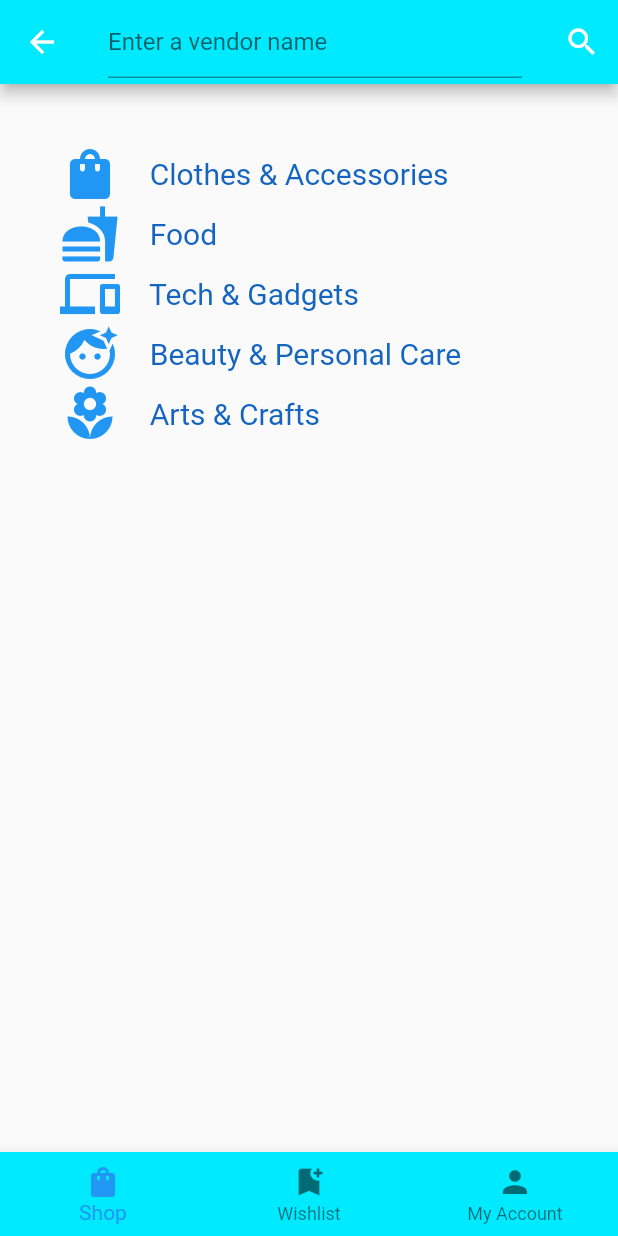
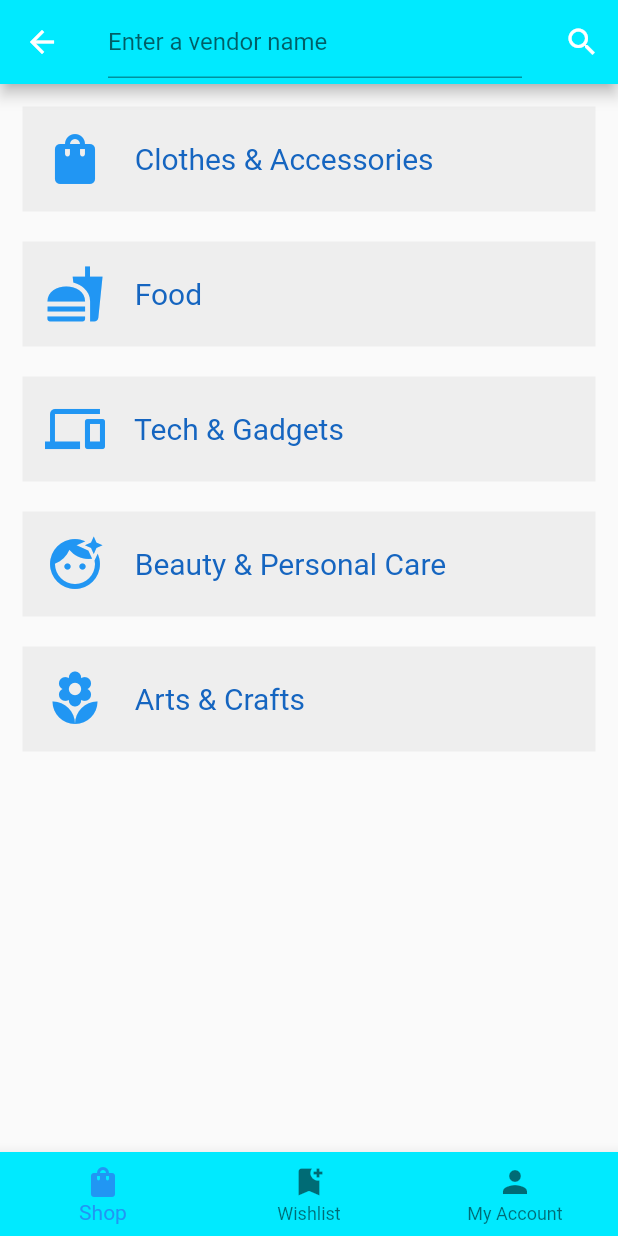
Before and after one commit to valdodotcom/COE356-VorTech, a Flutter app: the ShopPage screen opened directly, on a phone screen of 412 x 824 dp. Run offline on Flutter 3.47's test engine with Material 2 defaults, Android fonts, the phone set to English and light mode, and no system bars.

Commit message:
ShopPage edited
Categories spaced out

```diff
--- a/instashop/lib/ui/shop_page.dart
+++ b/instashop/lib/ui/shop_page.dart
@@ -12,6 +12,7 @@ class ShopPage extends StatefulWidget {
 
 class _ShopPageState extends State<ShopPage> {
   int _index = 0;
+
   @override
   Widget build(BuildContext context) {
     return new Scaffold(
@@ -29,16 +30,20 @@ class _ShopPageState extends State<ShopPage> {
           ],
         ),
         body: new Container(
-          padding: EdgeInsets.all(40.0),
+          padding: EdgeInsets.all(15.0),
           child: new Column(
             children: <Widget>[
               new InkWell(
                   onTap: () {
                     var router = new MaterialPageRoute(
-                      builder: (BuildContext context) => new ItemInCategory());
+                        builder: (BuildContext context) =>
+                            new ItemInCategory());
 
                     Navigator.of(context).push(router);
                   },
+                  child: new Container(
+                    color: Colors.grey.shade200,
+                    padding: EdgeInsets.all(15.0),
                     child: new Row(
                       children: <Widget>[
                         new Icon(
@@ -53,7 +58,8 @@ class _ShopPageState extends State<ShopPage> {
                         ),
                       ],
                     ),
-              ),
+                  )),
+              new Padding(padding: EdgeInsets.all(10)),
               new InkWell(
                 onTap: () {
                   var router = new MaterialPageRoute(
@@ -61,6 +67,9 @@ class _ShopPageState extends State<ShopPage> {
 
                   Navigator.of(context).push(router);
                 },
+                child: new Container(
+                    color: Colors.grey.shade200,
+                    padding: EdgeInsets.all(15.0),
                     child: new Row(
                       children: <Widget>[
                         new Icon(
@@ -74,8 +83,9 @@ class _ShopPageState extends State<ShopPage> {
                               fontSize: 20.0, color: Colors.blue.shade800),
                         ),
                       ],
+                    )),
               ),
-              ),
+              new Padding(padding: EdgeInsets.all(10)),
               new InkWell(
                 onTap: () {
                   var router = new MaterialPageRoute(
@@ -83,6 +93,9 @@ class _ShopPageState extends State<ShopPage> {
 
                   Navigator.of(context).push(router);
                 },
+                child: new Container(
+                    color: Colors.grey.shade200,
+                    padding: EdgeInsets.all(15.0),
                     child: new Row(
                       children: <Widget>[
                         new Icon(
@@ -96,8 +109,9 @@ class _ShopPageState extends State<ShopPage> {
                               fontSize: 20.0, color: Colors.blue.shade800),
                         ),
                       ],
+                    )),
               ),
-              ),
+              new Padding(padding: EdgeInsets.all(10)),
               new InkWell(
                 onTap: () {
                   var router = new MaterialPageRoute(
@@ -105,6 +119,9 @@ class _ShopPageState extends State<ShopPage> {
 
                   Navigator.of(context).push(router);
                 },
+                child: new Container(
+                    color: Colors.grey.shade200,
+                    padding: EdgeInsets.all(15.0),
                     child: new Row(
                       children: <Widget>[
                         new Icon(
@@ -118,8 +135,9 @@ class _ShopPageState extends State<ShopPage> {
                               fontSize: 20.0, color: Colors.blue.shade800),
                         ),
                       ],
+                    )),
               ),
-              ),
+              new Padding(padding: EdgeInsets.all(10)),
               new InkWell(
                 onTap: () {
                   var router = new MaterialPageRoute(
@@ -127,6 +145,9 @@ class _ShopPageState extends State<ShopPage> {
 
                   Navigator.of(context).push(router);
                 },
+                child: new Container(
+                  color: Colors.grey.shade200,
+                  padding: EdgeInsets.all(15.0),
                   child: new Row(
                     children: <Widget>[
                       new Icon(
@@ -142,6 +163,7 @@ class _ShopPageState extends State<ShopPage> {
                     ],
                   ),
                 ),
+              ),
             ],
           ),
         ),
@@ -149,7 +171,7 @@ class _ShopPageState extends State<ShopPage> {
           data: Theme.of(context).copyWith(
             canvasColor: Color(0xff00eaff),
           ),
-          child: new BottomNavigationBar (
+          child: new BottomNavigationBar(
               type: BottomNavigationBarType.fixed,
               currentIndex: _index,
               items: const <BottomNavigationBarItem>[
@@ -165,31 +187,29 @@ class _ShopPageState extends State<ShopPage> {
                   icon: Icon(Icons.person),
                   label: 'My Account',
                 ),
-
               ],
               onTap: (int i) {
                 setState(() {
                   // _index = i;
                 });
-                if (i == 0){
+                if (i == 0) {
                   var router = new MaterialPageRoute(
                       builder: (BuildContext context) => new ShopPage());
 
                   Navigator.of(context).push(router);
                 }
-                if (i == 1){
+                if (i == 1) {
                   var router = new MaterialPageRoute(
                       builder: (BuildContext context) => new WishlistPage());
 
                   Navigator.of(context).push(router);
                 }
-                if (i == 2){
+                if (i == 2) {
                   var router = new MaterialPageRoute(
                       builder: (BuildContext context) => new MyAccount());
 
                   Navigator.of(context).push(router);
                 }
-
               }),
         ));
   }
```
Lines whose indentation alone changed are shown as unchanged.
